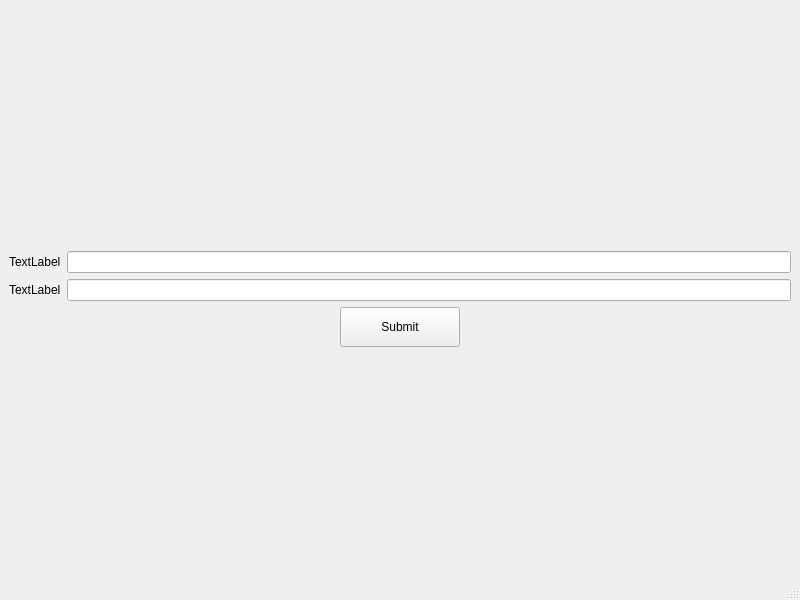
The window that QtProject/src/mainwindow.ui (alimoghanni/QtProject) describes before a commit, drawn with Qt 5.
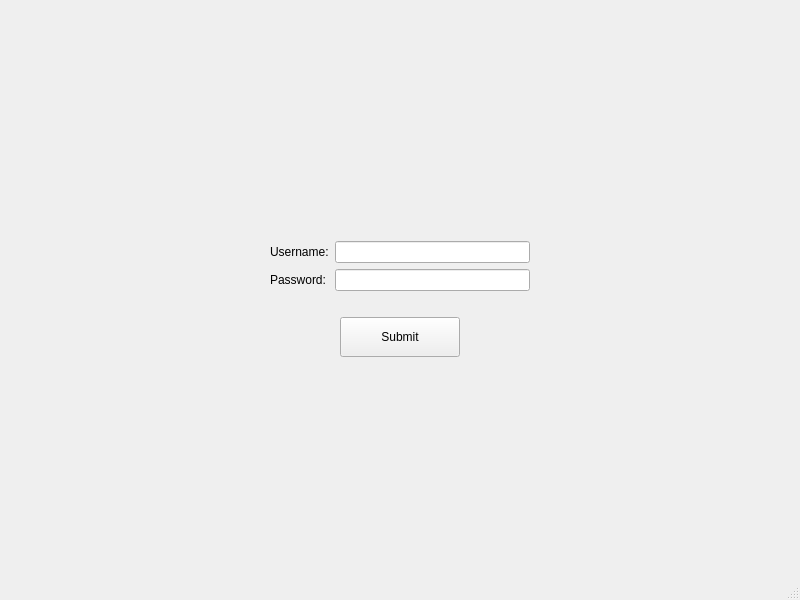
The same window after the commit.

Commit message: added label and line edit

Diff of the .ui file:
```diff
--- a/QtProject/src/mainwindow.ui
+++ b/QtProject/src/mainwindow.ui
@@ -29,29 +29,65 @@
      </spacer>
     </item>
     <item>
+     <layout class="QHBoxLayout" name="horizontalLayout_2">
+      <property name="topMargin">
+       <number>20</number>
+      </property>
+      <property name="bottomMargin">
+       <number>20</number>
+      </property>
+      <item>
+       <spacer name="horizontalSpacer_3">
+        <property name="orientation">
+         <enum>Qt::Horizontal</enum>
+        </property>
+        <property name="sizeHint" stdset="0">
+         <size>
+          <width>40</width>
+          <height>20</height>
+         </size>
+        </property>
+       </spacer>
+      </item>
+      <item>
      <layout class="QFormLayout" name="formLayout">
       <property name="topMargin">
-       <number>20</number>
+         <number>0</number>
       </property>
       <item row="0" column="0">
        <widget class="QLabel" name="label">
         <property name="text">
-         <string>TextLabel</string>
-        </property>
-       </widget>
-      </item>
-      <item row="1" column="0">
-       <widget class="QLabel" name="label_2">
-        <property name="text">
-         <string>TextLabel</string>
+           <string>Username:</string>
         </property>
        </widget>
       </item>
       <item row="0" column="1">
        <widget class="QLineEdit" name="lineEdit"/>
       </item>
+        <item row="1" column="0">
+         <widget class="QLabel" name="label_2">
+          <property name="text">
+           <string>Password:</string>
+          </property>
+         </widget>
+        </item>
       <item row="1" column="1">
        <widget class="QLineEdit" name="lineEdit_2"/>
+        </item>
+       </layout>
+      </item>
+      <item>
+       <spacer name="horizontalSpacer_4">
+        <property name="orientation">
+         <enum>Qt::Horizontal</enum>
+        </property>
+        <property name="sizeHint" stdset="0">
+         <size>
+          <width>40</width>
+          <height>20</height>
+         </size>
+        </property>
+       </spacer>
       </item>
      </layout>
     </item>
```
Lines whose indentation alone changed are shown as unchanged.
